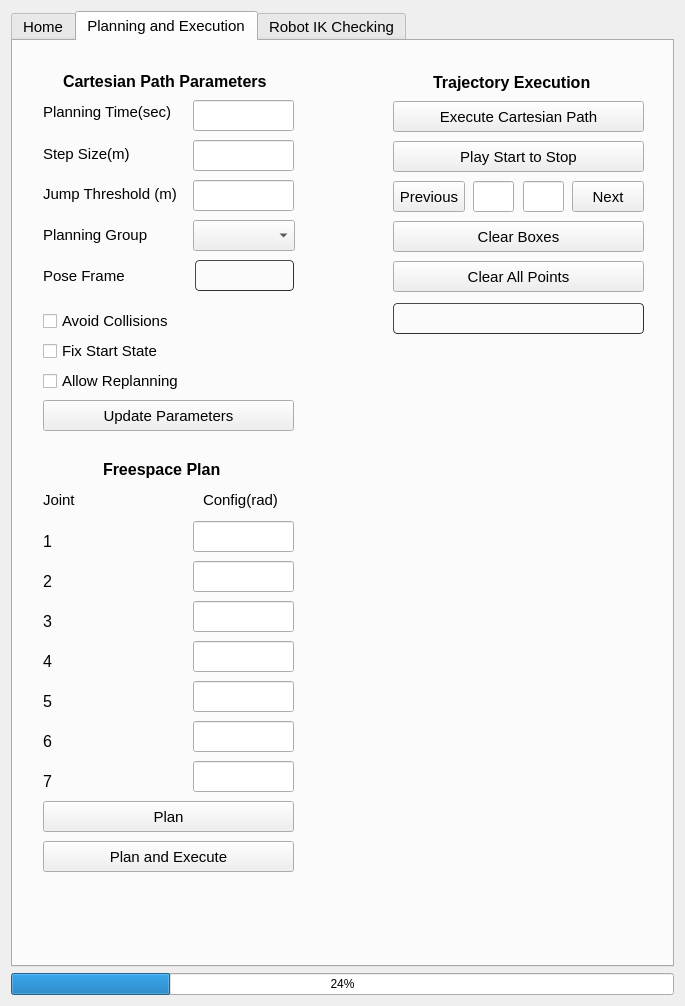
The window that moveit_cartesian_plan_plugin/src/widgets/path_planning_widget.ui (peanut-robotics/fermi) describes before a commit, drawn with Qt 5.
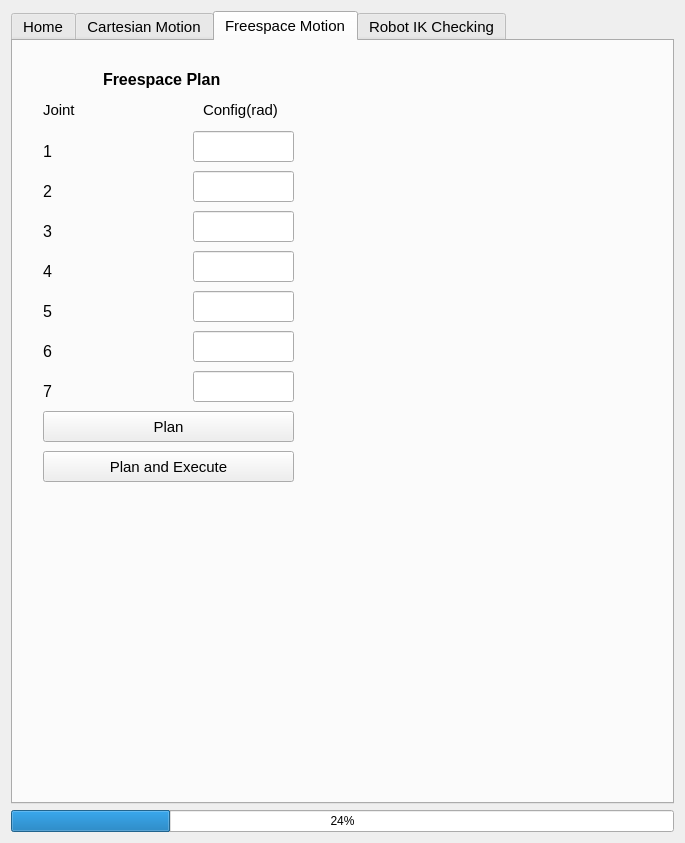
The same window after the commit.

The edit to the form file:
```diff
--- a/moveit_cartesian_plan_plugin/src/widgets/path_planning_widget.ui
+++ b/moveit_cartesian_plan_plugin/src/widgets/path_planning_widget.ui
@@ -7,7 +7,7 @@
     <x>0</x>
     <y>0</y>
     <width>685</width>
-    <height>1006</height>
+    <height>843</height>
    </rect>
   </property>
   <property name="windowTitle">
@@ -29,7 +29,7 @@
       </font>
      </property>
      <property name="currentIndex">
-      <number>1</number>
+      <number>2</number>
      </property>
      <widget class="QWidget" name="Home">
       <attribute name="title">
@@ -442,7 +442,7 @@
      </widget>
      <widget class="QWidget" name="PlanExec">
       <attribute name="title">
-       <string>Planning and Execution</string>
+       <string>Cartesian Motion</string>
       </attribute>
       <widget class="QPushButton" name="targetPoint">
        <property name="geometry">
@@ -842,29 +842,16 @@
         <string>Step Size(m)</string>
        </property>
       </widget>
-      <widget class="QLabel" name="j7_label">
+     </widget>
+     <widget class="QWidget" name="tab">
+      <attribute name="title">
+       <string>Freespace Motion</string>
+      </attribute>
+      <widget class="QLineEdit" name="LineEdit_j6">
        <property name="geometry">
         <rect>
-         <x>30</x>
-         <y>730</y>
-         <width>61</width>
-         <height>20</height>
-        </rect>
-       </property>
-       <property name="font">
-        <font>
-         <pointsize>12</pointsize>
-        </font>
-       </property>
-       <property name="text">
-        <string>7</string>
-       </property>
-      </widget>
-      <widget class="QLineEdit" name="LineEdit_j3">
-       <property name="geometry">
-        <rect>
          <x>180</x>
-         <y>560</y>
+         <y>290</y>
          <width>101</width>
          <height>31</height>
         </rect>
@@ -873,11 +860,11 @@
         <string notr="true"/>
        </property>
       </widget>
-      <widget class="QLineEdit" name="LineEdit_j4">
+      <widget class="QLineEdit" name="LineEdit_j1">
        <property name="geometry">
         <rect>
          <x>180</x>
-         <y>600</y>
+         <y>90</y>
          <width>101</width>
          <height>31</height>
         </rect>
@@ -886,91 +873,11 @@
         <string notr="true"/>
        </property>
       </widget>
-      <widget class="QPushButton" name="btn_plan_config">
-       <property name="geometry">
-        <rect>
-         <x>30</x>
-         <y>760</y>
-         <width>251</width>
-         <height>31</height>
-        </rect>
-       </property>
-       <property name="text">
-        <string>Plan</string>
-       </property>
-      </widget>
-      <widget class="QLabel" name="j1_label">
-       <property name="geometry">
-        <rect>
-         <x>30</x>
-         <y>490</y>
-         <width>61</width>
-         <height>20</height>
-        </rect>
-       </property>
-       <property name="font">
-        <font>
-         <pointsize>12</pointsize>
-        </font>
-       </property>
-       <property name="text">
-        <string>1</string>
-       </property>
-      </widget>
-      <widget class="QLabel" name="j3_label">
-       <property name="geometry">
-        <rect>
-         <x>30</x>
-         <y>570</y>
-         <width>51</width>
-         <height>20</height>
-        </rect>
-       </property>
-       <property name="font">
-        <font>
-         <pointsize>12</pointsize>
-        </font>
-       </property>
-       <property name="text">
-        <string>3</string>
-       </property>
-      </widget>
-      <widget class="QLabel" name="j6_label">
-       <property name="geometry">
-        <rect>
-         <x>30</x>
-         <y>690</y>
-         <width>51</width>
-         <height>20</height>
-        </rect>
-       </property>
-       <property name="font">
-        <font>
-         <pointsize>12</pointsize>
-        </font>
-       </property>
-       <property name="text">
-        <string>6</string>
-       </property>
-      </widget>
-      <widget class="QPushButton" name="btn_planexecute_config">
-       <property name="geometry">
-        <rect>
-         <x>30</x>
-         <y>800</y>
-         <width>251</width>
-         <height>31</height>
-        </rect>
-       </property>
-       <property name="text">
-        <string>Plan and Execute</string>
-       </property>
-      </widget>
       <widget class="QLabel" name="j4_label">
        <property name="geometry">
         <rect>
          <x>30</x>
-         <y>610</y>
+         <y>220</y>
          <width>51</width>
          <height>20</height>
         </rect>
@@ -984,11 +891,11 @@
         <string>4</string>
        </property>
       </widget>
-      <widget class="QLineEdit" name="LineEdit_j1">
+      <widget class="QLineEdit" name="LineEdit_j4">
        <property name="geometry">
         <rect>
          <x>180</x>
-         <y>480</y>
+         <y>210</y>
          <width>101</width>
          <height>31</height>
         </rect>
@@ -997,11 +904,48 @@
         <string notr="true"/>
        </property>
       </widget>
+      <widget class="QLabel" name="j5_label">
+       <property name="geometry">
+        <rect>
+         <x>30</x>
+         <y>260</y>
+         <width>51</width>
+         <height>20</height>
+        </rect>
+       </property>
+       <property name="font">
+        <font>
+         <pointsize>12</pointsize>
+        </font>
+       </property>
+       <property name="text">
+        <string>5</string>
+       </property>
+      </widget>
+      <widget class="QLabel" name="label">
+       <property name="geometry">
+        <rect>
+         <x>30</x>
+         <y>60</y>
+         <width>41</width>
+         <height>17</height>
+        </rect>
+       </property>
+       <property name="font">
+        <font>
+         <weight>50</weight>
+         <bold>false</bold>
+        </font>
+       </property>
+       <property name="text">
+        <string>Joint</string>
+       </property>
+      </widget>
       <widget class="QLabel" name="j2_label">
        <property name="geometry">
         <rect>
          <x>30</x>
-         <y>530</y>
+         <y>140</y>
          <width>71</width>
          <height>20</height>
         </rect>
@@ -1019,7 +963,7 @@
        <property name="geometry">
         <rect>
          <x>180</x>
-         <y>720</y>
+         <y>330</y>
          <width>101</width>
          <height>31</height>
         </rect>
@@ -1028,11 +972,29 @@
         <string notr="true"/>
        </property>
       </widget>
+      <widget class="QLabel" name="j1_label">
+       <property name="geometry">
+        <rect>
+         <x>30</x>
+         <y>100</y>
+         <width>61</width>
+         <height>20</height>
+        </rect>
+       </property>
+       <property name="font">
+        <font>
+         <pointsize>12</pointsize>
+        </font>
+       </property>
+       <property name="text">
+        <string>1</string>
+       </property>
+      </widget>
       <widget class="QLineEdit" name="LineEdit_j2">
        <property name="geometry">
         <rect>
          <x>180</x>
-         <y>520</y>
+         <y>130</y>
          <width>101</width>
          <height>31</height>
         </rect>
@@ -1041,31 +1003,24 @@
         <string notr="true"/>
        </property>
       </widget>
-      <widget class="QLabel" name="config_label_2">
+      <widget class="QPushButton" name="btn_planexecute_config">
        <property name="geometry">
         <rect>
-         <x>190</x>
-         <y>450</y>
-         <width>81</width>
-         <height>17</height>
+         <x>30</x>
+         <y>410</y>
+         <width>251</width>
+         <height>31</height>
         </rect>
        </property>
-       <property name="font">
-        <font>
-         <pointsize>11</pointsize>
-         <weight>50</weight>
-         <bold>false</bold>
-        </font>
-       </property>
        <property name="text">
-        <string>Config(rad)</string>
+        <string>Plan and Execute</string>
        </property>
       </widget>
       <widget class="QLineEdit" name="LineEdit_j5">
        <property name="geometry">
         <rect>
          <x>180</x>
-         <y>640</y>
+         <y>250</y>
          <width>101</width>
          <height>31</height>
         </rect>
@@ -1074,12 +1029,12 @@
         <string notr="true"/>
        </property>
       </widget>
-      <widget class="QLabel" name="j5_label">
+      <widget class="QLabel" name="j7_label">
        <property name="geometry">
         <rect>
          <x>30</x>
-         <y>650</y>
-         <width>51</width>
+         <y>340</y>
+         <width>61</width>
          <height>20</height>
         </rect>
        </property>
@@ -1089,46 +1044,14 @@
         </font>
        </property>
        <property name="text">
-        <string>5</string>
-       </property>
-      </widget>
-      <widget class="QLineEdit" name="LineEdit_j6">
-       <property name="geometry">
-        <rect>
-         <x>180</x>
-         <y>680</y>
-         <width>101</width>
-         <height>31</height>
-        </rect>
-       </property>
-       <property name="styleSheet">
-        <string notr="true"/>
-       </property>
-      </widget>
-      <widget class="QLabel" name="label">
-       <property name="geometry">
-        <rect>
-         <x>30</x>
-         <y>450</y>
-         <width>41</width>
-         <height>17</height>
-        </rect>
-       </property>
-       <property name="font">
-        <font>
-         <weight>50</weight>
-         <bold>false</bold>
-        </font>
-       </property>
-       <property name="text">
-        <string>Joint</string>
+        <string>7</string>
        </property>
       </widget>
       <widget class="QLabel" name="label_2">
        <property name="geometry">
         <rect>
          <x>90</x>
-         <y>420</y>
+         <y>30</y>
          <width>121</width>
          <height>17</height>
         </rect>
@@ -1144,6 +1067,88 @@
         <string>Freespace Plan</string>
        </property>
       </widget>
+      <widget class="QLineEdit" name="LineEdit_j3">
+       <property name="geometry">
+        <rect>
+         <x>180</x>
+         <y>170</y>
+         <width>101</width>
+         <height>31</height>
+        </rect>
+       </property>
+       <property name="styleSheet">
+        <string notr="true"/>
+       </property>
+      </widget>
+      <widget class="QLabel" name="config_label_2">
+       <property name="geometry">
+        <rect>
+         <x>190</x>
+         <y>60</y>
+         <width>81</width>
+         <height>17</height>
+        </rect>
+       </property>
+       <property name="font">
+        <font>
+         <pointsize>11</pointsize>
+         <weight>50</weight>
+         <bold>false</bold>
+        </font>
+       </property>
+       <property name="text">
+        <string>Config(rad)</string>
+       </property>
+      </widget>
+      <widget class="QLabel" name="j6_label">
+       <property name="geometry">
+        <rect>
+         <x>30</x>
+         <y>300</y>
+         <width>51</width>
+         <height>20</height>
+        </rect>
+       </property>
+       <property name="font">
+        <font>
+         <pointsize>12</pointsize>
+        </font>
+       </property>
+       <property name="text">
+        <string>6</string>
+       </property>
+      </widget>
+      <widget class="QLabel" name="j3_label">
+       <property name="geometry">
+        <rect>
+         <x>30</x>
+         <y>180</y>
+         <width>51</width>
+         <height>20</height>
+        </rect>
+       </property>
+       <property name="font">
+        <font>
+         <pointsize>12</pointsize>
+        </font>
+       </property>
+       <property name="text">
+        <string>3</string>
+       </property>
+      </widget>
+      <widget class="QPushButton" name="btn_plan_config">
+       <property name="geometry">
+        <rect>
+         <x>30</x>
+         <y>370</y>
+         <width>251</width>
+         <height>31</height>
+        </rect>
+       </property>
+       <property name="text">
+        <string>Plan</string>
+       </property>
+      </widget>
      </widget>
      <widget class="QWidget" name="RobotIkChecking">
       <attribute name="title">
```
